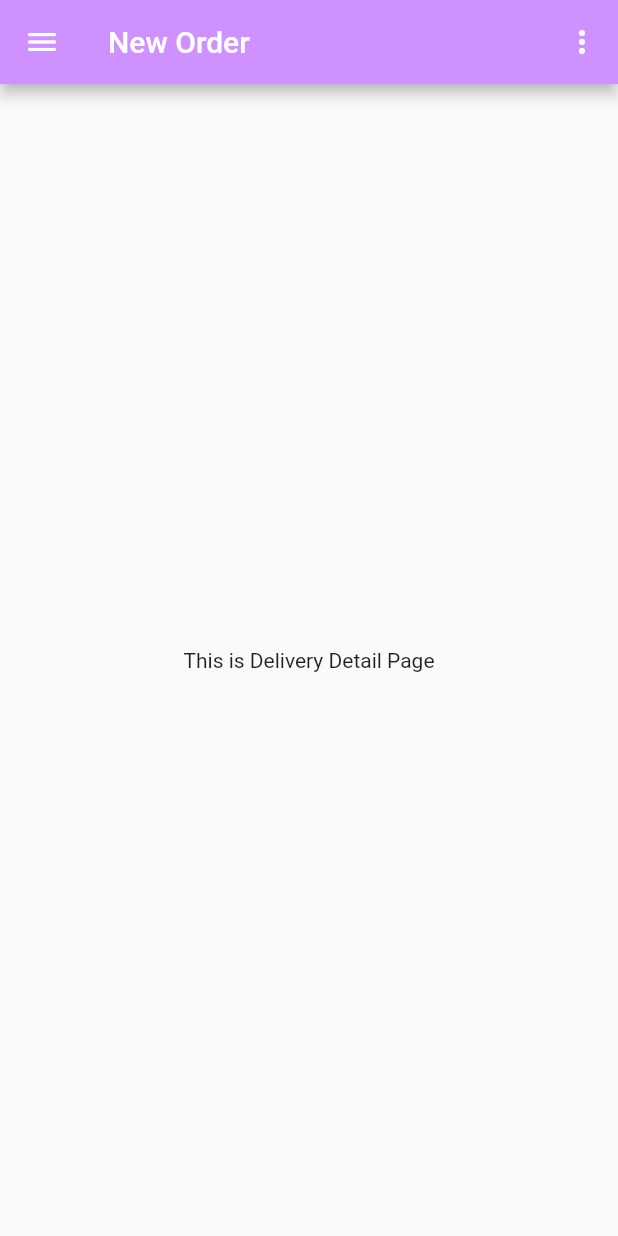
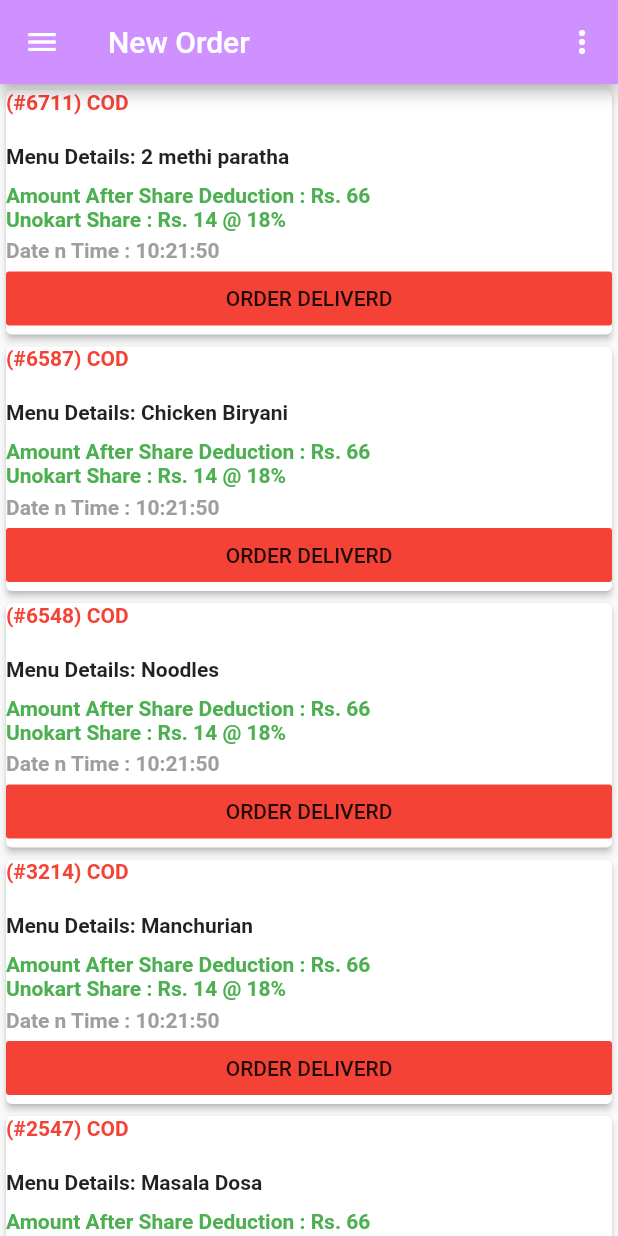
Before and after one commit to hrithikm2/uno_kart, a Flutter app: the screen it shows after launch, swiped to page 2, on a phone screen of 412 x 824 dp. Run offline on Flutter 3.47's test engine with Material 2 defaults, Android fonts, the phone set to English and light mode, and no system bars.

Commit message:
Deliverd order done

```diff
--- /dev/null
+++ b/lib/pages/components/List.dart
@@ -0,0 +1,14 @@
+List<dynamic> orderno = [
+  6711,
+  6587,
+  6548,
+  3214,
+  2547,
+];
+List<String> dish = [
+  "2 methi paratha",
+  "Chicken Biryani",
+  "Noodles",
+  "Manchurian",
+  "Masala Dosa",
+];
--- a/lib/pages/drawerPages/deliverydet.dart
+++ b/lib/pages/drawerPages/deliverydet.dart
@@ -1,4 +1,5 @@
 import 'package:flutter/material.dart';
+import 'package:uno_kart/pages/components/List.dart';
 
 class DeliveryDetail extends StatefulWidget {
   @override
@@ -8,6 +9,73 @@
 class _DeliveryDetailState extends State<DeliveryDetail> {
   @override
   Widget build(BuildContext context) {
-    return Center(child: Text('This is Delivery Detail Page'));
+    return Scaffold(
+      body: ListView.builder(
+        itemCount: orderno.length,
+        itemBuilder: (context, index){return Card(
+          elevation: 2,
+          child: Container(
+            //height: MediaQuery.of(context).size.height/4.79,
+            //  width: 100,
+            child: Column(
+              crossAxisAlignment: CrossAxisAlignment.stretch,
+              //mainAxisAlignment: MainAxisAlignment.start,
+              children: [
+                Column(
+                  crossAxisAlignment: CrossAxisAlignment.start,
+                  children: [
+                    Text(
+                      "(#${orderno[index]}) COD",
+                      style: TextStyle(
+                          fontWeight: FontWeight.bold, color: Colors.red),
+                    ),
+                    SizedBox(
+                      height: 20,
+                    ),
+                    Row(
+                      mainAxisAlignment: MainAxisAlignment.start,
+                      children: [
+                        Text('Menu Details: ',
+                            style: TextStyle(
+                              fontWeight: FontWeight.bold,
+                            )),
+                        Expanded(
+                            flex: 2,
+                            child: Text(dish[index],
+                                style: TextStyle(
+                                  fontWeight: FontWeight.bold,
+                                ))),
+                      ],
+                    ),
+                    SizedBox(
+                      height: 10,
+                    ),
+                    Text('Amount After Share Deduction : Rs. 66',
+                        style: TextStyle(color: Colors.green,
+                          fontWeight: FontWeight.bold,
+                        )),
+                    Text('Unokart Share : Rs. 14 @ 18%',
+                        style: TextStyle(color: Colors.green,
+                          fontWeight: FontWeight.bold,
+                        )),
+                    SizedBox(height: 5,),
+                    Text('Date n Time : 10:21:50',
+                        style: TextStyle(color: Colors.grey,
+                          fontWeight: FontWeight.bold,
+                        )),
+                  ],
+                ),
+                FlatButton(
+                  onPressed: () {},
+                  child: Text("ORDER DELIVERD"),
+                  color: Colors.red,
+                ),
+              ],
+            ),
+          ),
+        );},
+
+      ),
+    );
   }
 }
```
